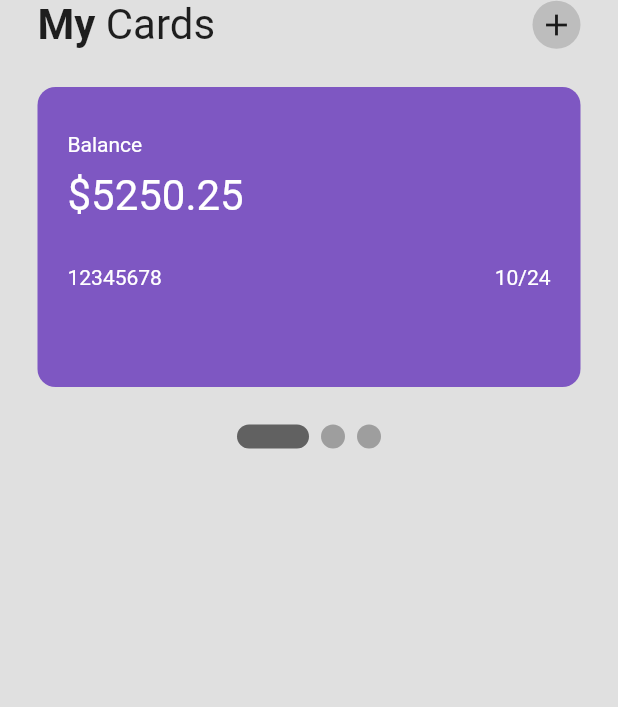
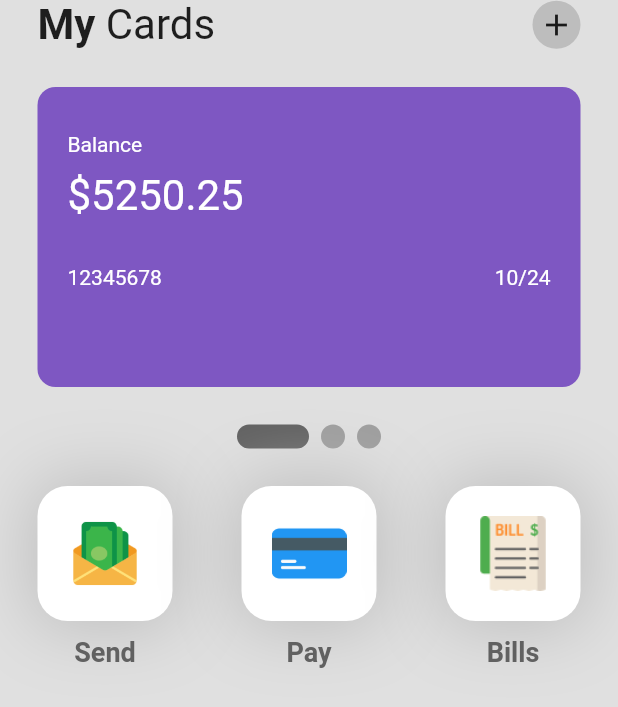
Before and after one commit to BerPGR/wallet-flutter, a Flutter app: the screen it shows after launch, on a phone screen of 412 x 824 dp. Shown: the top 707 px of the screen. Run offline on Flutter 3.47's test engine with Material 2 defaults, Android fonts, the phone set to English and light mode, and no system bars; drawn by our look-alikes of smooth_page_indicator.

Commit message:
Added send, pay and bills buttons

```diff
--- a/lib/pages/home_page.dart
+++ b/lib/pages/home_page.dart
@@ -3,6 +3,7 @@ import 'package:flutter/src/widgets/framework.dart';
 import 'package:flutter/src/widgets/placeholder.dart';
 import 'package:smooth_page_indicator/smooth_page_indicator.dart';
 import 'package:wallet_ui/util/my_card.dart';
+import 'package:wallet_ui/util/my_button.dart';
 
 class HomePage extends StatefulWidget {
   const HomePage({super.key});
@@ -96,9 +97,32 @@ class _HomePageState extends State<HomePage> {
               controller: _controller,
               count: 3,
               effect: ExpandingDotsEffect(activeDotColor: Colors.grey.shade700),
+            ),
+
+            SizedBox(height: 25),
+            // 3 buttons -> send + pay + bills
+            Padding(
+              padding: const EdgeInsets.symmetric(horizontal: 25),
+              child: Row(
+                mainAxisAlignment: MainAxisAlignment.spaceBetween,
+                children: [
+                  //Send button
+                  MyButton(
+                      buttonText: 'Send',
+                      iconImagePath: 'assets/icons/send-money.png'),
+
+                  //Pay button
+                  MyButton(
+                      buttonText: 'Pay',
+                      iconImagePath: 'assets/icons/credit-card.png'),
+
+                  //bills button
+                  MyButton(
+                      buttonText: 'Bills',
+                      iconImagePath: 'assets/icons/bill.png')
+                ],
+              ),
             )
-
-            // 3 buttons -> send + pay + bills
 
             // column -> stats + transactions
           ],
--- /dev/null
+++ b/lib/util/my_button.dart
@@ -0,0 +1,43 @@
+// ignore_for_file: public_member_api_docs, sort_constructors_first
+import 'package:flutter/material.dart';
+
+class MyButton extends StatelessWidget {
+  final String iconImagePath;
+  final String buttonText;
+
+  const MyButton(
+      {Key? key, required this.buttonText, required this.iconImagePath})
+      : super(key: key);
+
+  @override
+  Widget build(BuildContext context) {
+    return Column(
+      children: [
+        // icon
+        Container(
+          height: 90,
+          padding: EdgeInsets.all(20),
+          decoration: BoxDecoration(boxShadow: [
+            BoxShadow(
+                color: Colors.grey.shade400, blurRadius: 40, spreadRadius: 4),
+          ], color: Colors.white, borderRadius: BorderRadius.circular(20)),
+          child: Center(
+            child: Image.asset(iconImagePath),
+          ),
+        ),
+
+        SizedBox(
+          height: 10,
+        ),
+        //Text
+        Text(
+          buttonText,
+          style: TextStyle(
+              fontSize: 18,
+              fontWeight: FontWeight.bold,
+              color: Colors.grey[700]),
+        ),
+      ],
+    );
+  }
+}
```
